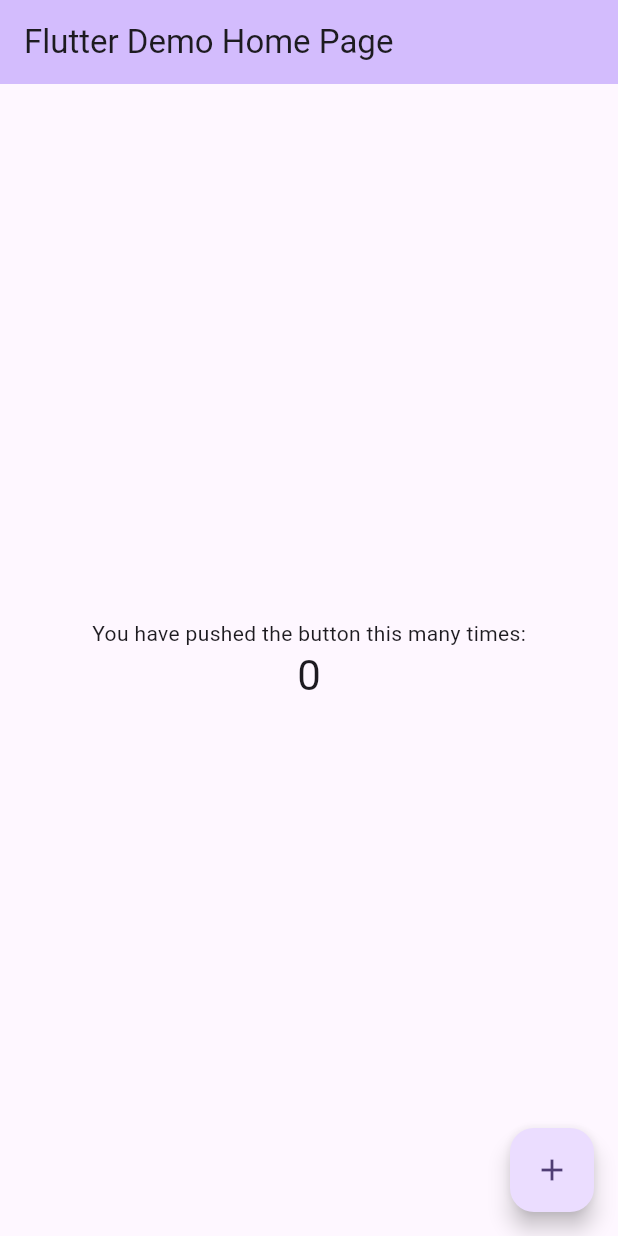
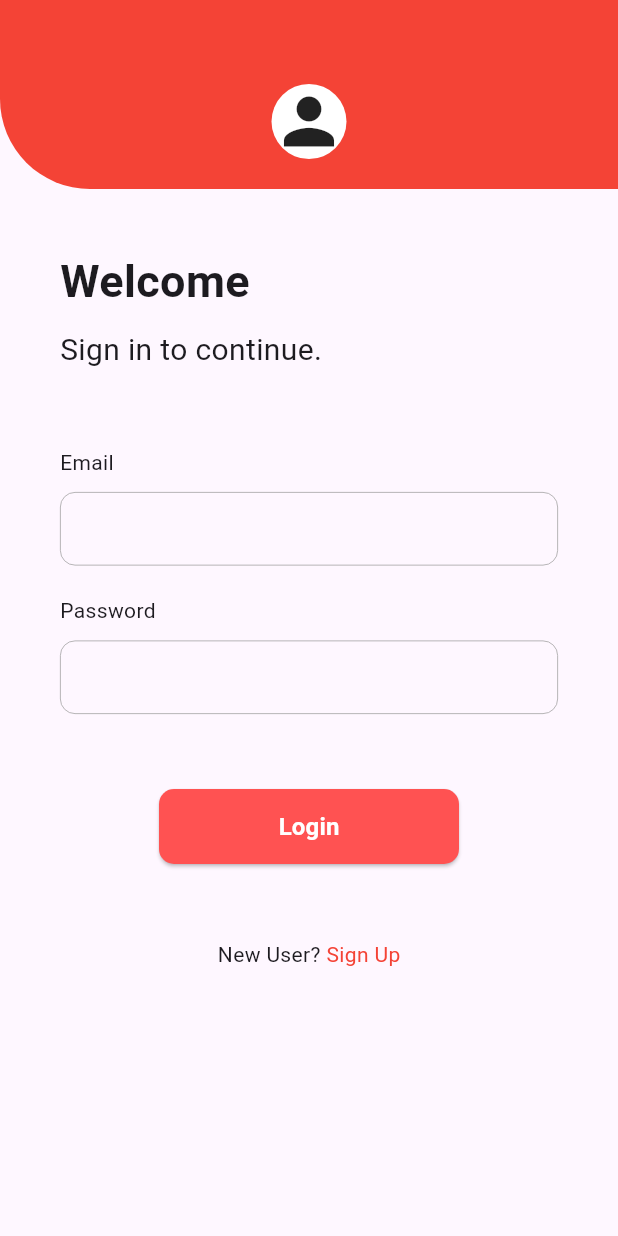
Before and after one commit to Teklez/flutter-2024-proj, a Flutter app: the screen it shows after launch, on a phone screen of 412 x 824 dp. Run offline on Flutter 3.47's test engine with Material 3 defaults, Android fonts, the phone set to English and light mode, and no system bars.

Commit message:
first changes

```diff
--- a/frontend/lib/main.dart
+++ b/frontend/lib/main.dart
@@ -1,125 +1,12 @@
 import 'package:flutter/material.dart';
 
-void main() {
-  runApp(const MyApp());
-}
+import './presentation/screens/login_screen.dart';
 
-class MyApp extends StatelessWidget {
-  const MyApp({super.key});
-
-  // This widget is the root of your application.
-  @override
-  Widget build(BuildContext context) {
-    return MaterialApp(
-      title: 'Flutter Demo',
-      theme: ThemeData(
-        // This is the theme of your application.
-        //
-        // TRY THIS: Try running your application with "flutter run". You'll see
-        // the application has a purple toolbar. Then, without quitting the app,
-        // try changing the seedColor in the colorScheme below to Colors.green
-        // and then invoke "hot reload" (save your changes or press the "hot
-        // reload" button in a Flutter-supported IDE, or press "r" if you used
-        // the command line to start the app).
-        //
-        // Notice that the counter didn't reset back to zero; the application
-        // state is not lost during the reload. To reset the state, use hot
-        // restart instead.
-        //
-        // This works for code too, not just values: Most code changes can be
-        // tested with just a hot reload.
-        colorScheme: ColorScheme.fromSeed(seedColor: Colors.deepPurple),
-        useMaterial3: true,
+void main() => runApp(
+      MaterialApp(
+        debugShowCheckedModeBanner: false,
+        routes: {
+          '/': ((context) => Login()),
+        },
       ),
-      home: const MyHomePage(title: 'Flutter Demo Home Page'),
     );
-  }
-}
-
-class MyHomePage extends StatefulWidget {
-  const MyHomePage({super.key, required this.title});
-
-  // This widget is the home page of your application. It is stateful, meaning
-  // that it has a State object (defined below) that contains fields that affect
-  // how it looks.
-
-  // This class is the configuration for the state. It holds the values (in this
-  // case the title) provided by the parent (in this case the App widget) and
-  // used by the build method of the State. Fields in a Widget subclass are
-  // always marked "final".
-
-  final String title;
-
-  @override
-  State<MyHomePage> createState() => _MyHomePageState();
-}
-
-class _MyHomePageState extends State<MyHomePage> {
-  int _counter = 0;
-
-  void _incrementCounter() {
-    setState(() {
-      // This call to setState tells the Flutter framework that something has
-      // changed in this State, which causes it to rerun the build method below
-      // so that the display can reflect the updated values. If we changed
-      // _counter without calling setState(), then the build method would not be
-      // called again, and so nothing would appear to happen.
-      _counter++;
-    });
-  }
-
-  @override
-  Widget build(BuildContext context) {
-    // This method is rerun every time setState is called, for instance as done
-    // by the _incrementCounter method above.
-    //
-    // The Flutter framework has been optimized to make rerunning build methods
-    // fast, so that you can just rebuild anything that needs updating rather
-    // than having to individually change instances of widgets.
-    return Scaffold(
-      appBar: AppBar(
-        // TRY THIS: Try changing the color here to a specific color (to
-        // Colors.amber, perhaps?) and trigger a hot reload to see the AppBar
-        // change color while the other colors stay the same.
-        backgroundColor: Theme.of(context).colorScheme.inversePrimary,
-        // Here we take the value from the MyHomePage object that was created by
-        // the App.build method, and use it to set our appbar title.
-        title: Text(widget.title),
-      ),
-      body: Center(
-        // Center is a layout widget. It takes a single child and positions it
-        // in the middle of the parent.
-        child: Column(
-          // Column is also a layout widget. It takes a list of children and
-          // arranges them vertically. By default, it sizes itself to fit its
-          // children horizontally, and tries to be as tall as its parent.
-          //
-          // Column has various properties to control how it sizes itself and
-          // how it positions its children. Here we use mainAxisAlignment to
-          // center the children vertically; the main axis here is the vertical
-          // axis because Columns are vertical (the cross axis would be
-          // horizontal).
-          //
-          // TRY THIS: Invoke "debug painting" (choose the "Toggle Debug Paint"
-          // action in the IDE, or press "p" in the console), to see the
-          // wireframe for each widget.
-          mainAxisAlignment: MainAxisAlignment.center,
-          children: <Widget>[
-            const Text(
-              'You have pushed the button this many times:',
-            ),
-            Text(
-              '$_counter',
-              style: Theme.of(context).textTheme.headlineMedium,
-            ),
-          ],
-        ),
-      ),
-      floatingActionButton: FloatingActionButton(
-        onPressed: _incrementCounter,
-        tooltip: 'Increment',
-        child: const Icon(Icons.add),
-      ), // This trailing comma makes auto-formatting nicer for build methods.
-    );
-  }
-}
--- a/frontend/lib/presentation/screens/login_screen.dart
+++ b/frontend/lib/presentation/screens/login_screen.dart
@@ -0,0 +1,129 @@
+import 'package:flutter/material.dart';
+import 'package:frontend/presentation/widgets/input_form.dart';
+import './register_screen.dart';
+
+class Login extends StatelessWidget {
+  const Login({Key? key}) : super(key: key);
+
+  @override
+  Widget build(BuildContext context) {
+    return Scaffold(
+      appBar: AppBar(
+        backgroundColor: Colors.red,
+      ),
+      body: content(context),
+    );
+  }
+
+  Widget content(BuildContext context) {
+    return Column(
+      children: [
+        Container(
+          width: double.infinity,
+          decoration: BoxDecoration(
+            color: Colors.red,
+            borderRadius: BorderRadius.only(
+              bottomLeft: Radius.elliptical(60, 60),
+            ),
+          ),
+          child: Padding(
+            padding: const EdgeInsets.only(bottom: 20.0),
+            child: Container(
+              decoration:
+                  BoxDecoration(shape: BoxShape.circle, color: Colors.white),
+              child: Icon(
+                Icons.person,
+                size: 50,
+              ),
+            ),
+          ),
+        ),
+        SizedBox(
+          height: 40,
+        ),
+        Padding(
+          padding: const EdgeInsets.symmetric(horizontal: 40.0),
+          child: Column(
+            crossAxisAlignment: CrossAxisAlignment.start,
+            children: [
+              Text(
+                "Welcome",
+                style: TextStyle(fontSize: 30, fontWeight: FontWeight.bold),
+              ),
+              SizedBox(
+                height: 10,
+              ),
+              Text(
+                "Sign in to continue.",
+                style: TextStyle(fontSize: 20),
+              ),
+              SizedBox(
+                height: 50,
+              ),
+              inputForm("Email"),
+              SizedBox(
+                height: 20,
+              ),
+              inputForm("Password"),
+              SizedBox(
+                height: 50,
+              ),
+              Center(
+                child: Container(
+                  width: 200,
+                  height: 50,
+                  decoration: BoxDecoration(
+                    color: Colors.redAccent,
+                    borderRadius: BorderRadius.circular(25),
+                  ),
+                  child: ElevatedButton(
+                    style: ElevatedButton.styleFrom(
+                      backgroundColor: Colors.redAccent,
+                      shape: RoundedRectangleBorder(
+                          borderRadius:
+                              BorderRadius.all(Radius.circular(10.0))),
+                    ),
+                    onPressed: () {
+                      // Handle login
+                    },
+                    child: Text(
+                      "Login",
+                      style: TextStyle(
+                        color: Colors.white,
+                        fontSize: 16,
+                        fontWeight: FontWeight.bold,
+                      ),
+                    ),
+                  ),
+                ),
+              ),
+              SizedBox(
+                height: 50,
+              ),
+              Row(
+                mainAxisAlignment: MainAxisAlignment.center,
+                children: [
+                  Text("New User? "),
+                  GestureDetector(
+                    onTap: () {
+                      Navigator.push(
+                        context,
+                        MaterialPageRoute(
+                          builder: (context) => Register(),
+                        ),
+                      );
+                    },
+                    child: Text(
+                      "Sign Up",
+                      style: TextStyle(color: Colors.red),
+                    ),
+                  )
+                ],
+              )
+            ],
+          ),
+        )
+      ],
+    );
+  }
+}
--- /dev/null
+++ b/frontend/lib/presentation/widgets/input_form.dart
@@ -0,0 +1,25 @@
+import 'package:flutter/material.dart';
+
+Widget inputForm(String title) {
+  return Column(
+    crossAxisAlignment: CrossAxisAlignment.start,
+    children: [
+      Text(title),
+      SizedBox(
+        height: 10,
+      ),
+      Container(
+        decoration: BoxDecoration(
+          borderRadius: BorderRadius.circular(10),
+          border: Border.all(width: 0.5, color: Colors.grey),
+        ),
+        child: Padding(
+          padding: const EdgeInsets.only(left: 10.0),
+          child: TextField(
+            decoration: InputDecoration(border: InputBorder.none),
+          ),
+        ),
+      ),
+    ],
+  );
+}
```
Also changed, not shown: frontend/lib/presentation/screens/register_screen.dart (+135 -0 lines).
